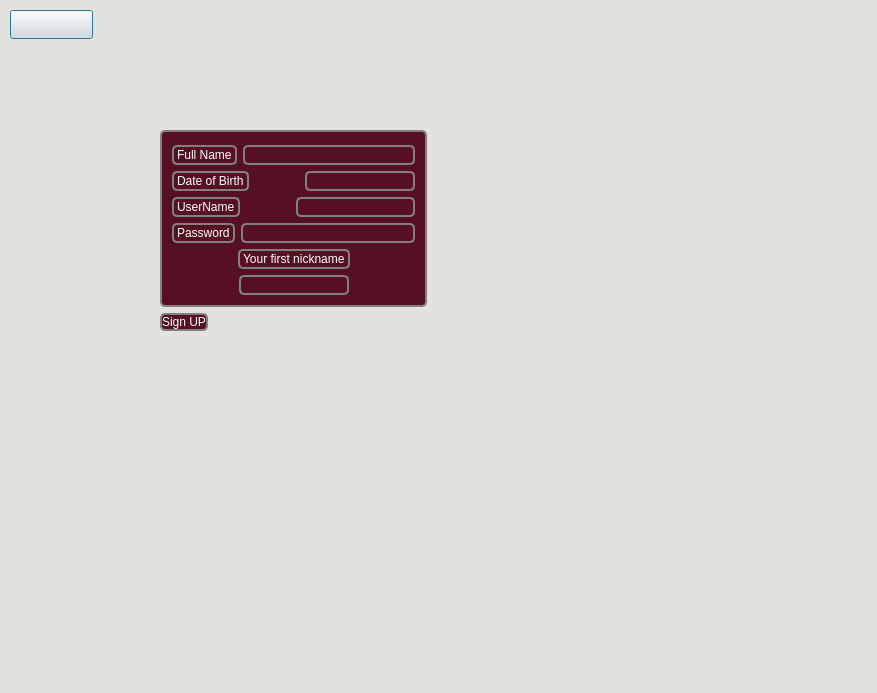
bikraj2/mitra-2, file signup.ui: the form before one commit.
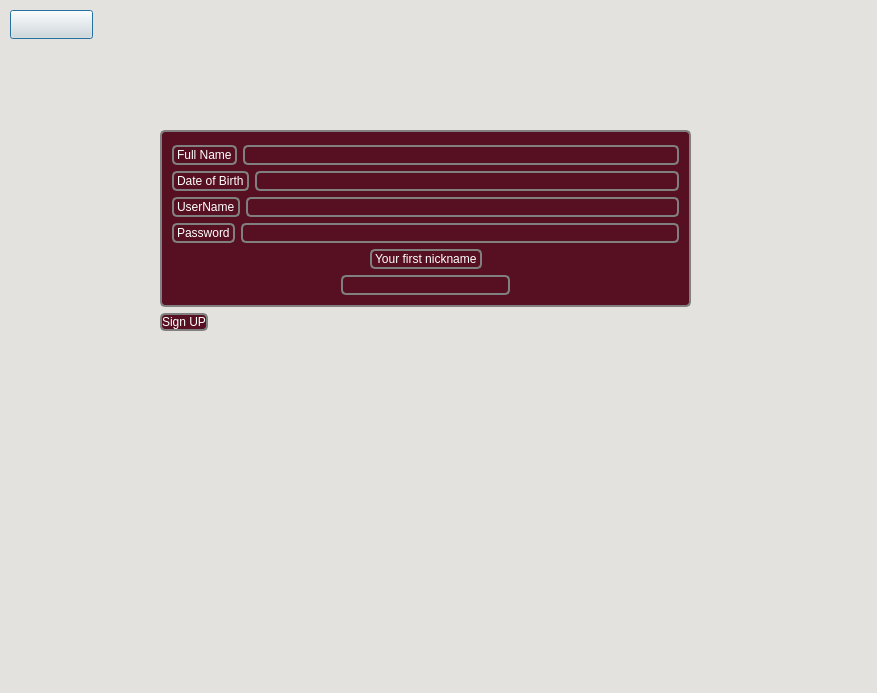
The form after the commit. Icons and pictures are not drawn.

Commit message: added some functionality to login register and forgot password

```diff
--- a/signup.ui
+++ b/signup.ui
@@ -33,7 +33,7 @@
     <string/>
    </property>
   </widget>
-  <widget class="QWidget" name="">
+  <widget class="QWidget" name="layoutWidget">
    <property name="geometry">
     <rect>
      <x>160</x>
@@ -43,14 +43,27 @@
     </rect>
    </property>
    <layout class="QFormLayout" name="formLayout">
-    <item row="0" column="0">
+    <item row="1" column="0">
+     <widget class="QPushButton" name="pushButton">
+      <property name="styleSheet">
+       <string notr="true">border:2px solid gray;border-radius:5px;margin-top: 1ex;
+font: 14pt &quot;Britannic Bold&quot;;
+background-color:rgb(86, 16, 33);
+color:rgb(255, 255, 255)
+</string>
+      </property>
+      <property name="text">
+       <string>Sign UP</string>
+      </property>
+     </widget>
+    </item>
+    <item row="0" column="0" colspan="2">
      <widget class="QGroupBox" name="groupBox">
       <property name="styleSheet">
        <string notr="true">border:2px solid gray;border-radius:5px;margin-top: 1ex;
 font: 14pt &quot;Britannic Bold&quot;;
 background-color:rgb(86, 16, 33);
-color:rgb(255, 255, 255)
-</string>
+color:rgb(255, 255, 255);</string>
       </property>
       <layout class="QVBoxLayout" name="verticalLayout">
        <item>
@@ -76,22 +89,6 @@
            </property>
           </widget>
          </item>
-         <item>
-          <spacer name="horizontalSpacer_6">
-           <property name="orientation">
-            <enum>Qt::Horizontal</enum>
-           </property>
-           <property name="sizeType">
-            <enum>QSizePolicy::Preferred</enum>
-           </property>
-           <property name="sizeHint" stdset="0">
-            <size>
-             <width>50</width>
-             <height>17</height>
-            </size>
-           </property>
-          </spacer>
-         </item>
          <item>
           <widget class="QLineEdit" name="lineEdit_4"/>
          </item>
@@ -106,22 +103,6 @@
            </property>
           </widget>
          </item>
-         <item>
-          <spacer name="horizontalSpacer_2">
-           <property name="orientation">
-            <enum>Qt::Horizontal</enum>
-           </property>
-           <property name="sizeType">
-            <enum>QSizePolicy::Preferred</enum>
-           </property>
-           <property name="sizeHint" stdset="0">
-            <size>
-             <width>50</width>
-             <height>20</height>
-            </size>
-           </property>
-          </spacer>
-         </item>
          <item>
           <widget class="QLineEdit" name="lineEdit_5"/>
          </item>
@@ -137,7 +118,11 @@
           </widget>
          </item>
          <item>
-          <widget class="QLineEdit" name="lineEdit_6"/>
+          <widget class="QLineEdit" name="lineEdit_6">
+           <property name="echoMode">
+            <enum>QLineEdit::Password</enum>
+           </property>
+          </widget>
          </item>
         </layout>
        </item>
@@ -214,20 +199,6 @@
       </layout>
      </widget>
     </item>
-    <item row="1" column="0">
-     <widget class="QPushButton" name="pushButton">
-      <property name="styleSheet">
-       <string notr="true">border:2px solid gray;border-radius:5px;margin-top: 1ex;
-font: 14pt &quot;Britannic Bold&quot;;
-background-color:rgb(86, 16, 33);
-color:rgb(255, 255, 255)
-</string>
-      </property>
-      <property name="text">
-       <string>Sign UP</string>
-      </property>
-     </widget>
-    </item>
    </layout>
   </widget>
  </widget>
```
The commit also changes 12 other files.
